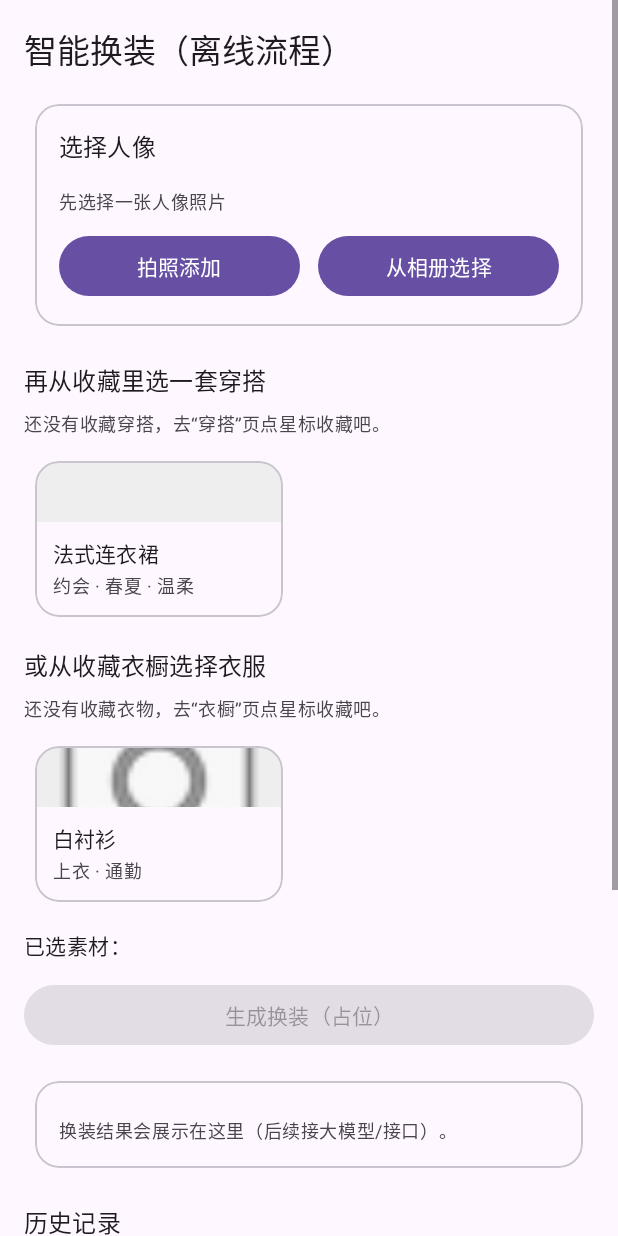
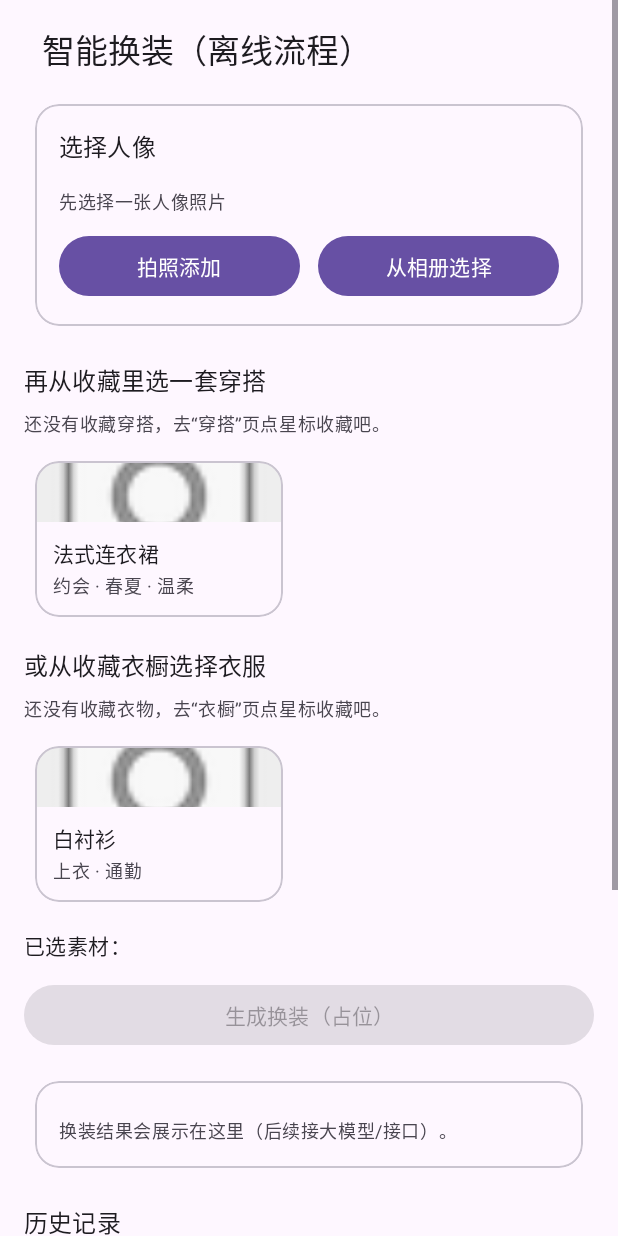
Before and after one commit to lovia11/Dresscode, an Android app: the layout fragment_swap.xml on its own in the app's theme, with its tools: preview values and no code run, on a phone screen of 412 x 824 dp. Run offline under Robolectric (Android 15) with nearby library versions, the phone set to English and light mode, and no system bars.

Commit message:
feat 优化穿搭展示

```diff
--- a/app/src/main/java/com/example/dresscode/ui/swap/adapter/SwapClosetFavoriteAdapter.java
+++ b/app/src/main/java/com/example/dresscode/ui/swap/adapter/SwapClosetFavoriteAdapter.java
@@ -18,6 +18,7 @@ public class SwapClosetFavoriteAdapter extends RecyclerView.Adapter<SwapClosetFa
 
     public interface Listener {
         void onSelect(ClosetItemEntity item);
+        void onPreview(ClosetItemEntity item);
     }
 
     private final List<ClosetItemEntity> data = new ArrayList<>();
@@ -57,6 +58,11 @@ public class SwapClosetFavoriteAdapter extends RecyclerView.Adapter<SwapClosetFa
         } catch (Exception e) {
             holder.binding.imageCover.setImageURI(null);
         }
+        holder.binding.imageCover.setOnClickListener(v -> {
+            if (listener != null) {
+                listener.onPreview(item);
+            }
+        });
 
         boolean isSelected = item.id == selectedId;
         holder.binding.getRoot().setStrokeWidth(isSelected ? dp(holder.binding.getRoot(), 2) : 0);
--- a/app/src/main/res/layout/fragment_swap.xml
+++ b/app/src/main/res/layout/fragment_swap.xml
@@ -12,11 +12,28 @@
         android:orientation="vertical"
         android:padding="16dp">
 
-        <TextView
+        <LinearLayout
             android:layout_width="match_parent"
             android:layout_height="wrap_content"
-            android:text="@string/title_swap_flow"
-            android:textAppearance="?attr/textAppearanceTitleLarge" />
+            android:gravity="center_vertical"
+            android:orientation="horizontal">
+
+            <com.google.android.material.button.MaterialButton
+                android:id="@+id/btn_back_to_outfits"
+                style="@style/Widget.Material3.Button.TonalButton"
+                android:layout_width="wrap_content"
+                android:layout_height="wrap_content"
+                android:text="返回穿搭"
+                android:visibility="gone" />
+
+            <TextView
+                android:layout_width="0dp"
+                android:layout_height="wrap_content"
+                android:layout_marginStart="12dp"
+                android:layout_weight="1"
+                android:text="@string/title_swap_flow"
+                android:textAppearance="?attr/textAppearanceTitleLarge" />
+        </LinearLayout>
 
         <com.google.android.material.card.MaterialCardView
             android:id="@+id/card_person"
--- a/app/src/main/res/layout/item_swap_favorite_outfit.xml
+++ b/app/src/main/res/layout/item_swap_favorite_outfit.xml
@@ -13,12 +13,14 @@
         android:layout_height="match_parent"
         android:orientation="vertical">
 
-        <View
-            android:id="@+id/view_cover"
+        <ImageView
+            android:id="@+id/image_cover"
             android:layout_width="match_parent"
             android:layout_height="0dp"
             android:layout_weight="1"
-            android:background="#EEEEEE" />
+            android:background="#EEEEEE"
+            android:scaleType="centerCrop"
+            tools:src="@android:drawable/ic_menu_camera" />
 
         <TextView
             android:id="@+id/text_title"
```
Also changed, not shown: app/src/main/assets/outfits.json (+1 -40 lines), app/src/main/java/com/example/dresscode/ui/swap/SwapFragment.java (+57 -2 lines), app/src/main/java/com/example/dresscode/ui/swap/adapter/SwapFavoriteAdapter.java (+12 -1 lines).
